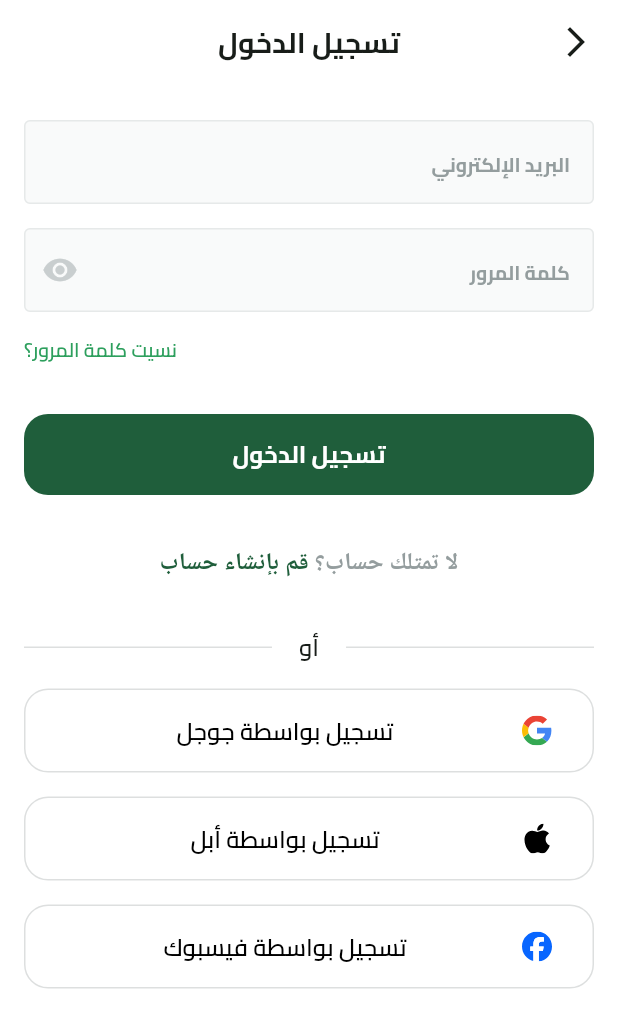
After one commit to ftoome545/fruits_app, a Flutter app: the screen it shows after launch, after a tap on "تخط", on a phone screen of 412 x 824 dp. The commit adds this screen. Shown: the top 1028 px of the screen. Run offline on Flutter 3.47's test engine with Material 3 defaults, Android fonts, the phone set to English and light mode, and no system bars; our stand-ins replace bloc, dartz, dots_indicator, firebase_auth, firebase_core, flutter_bloc and 4 more; accounts and stored records are empty; generated files the repository leaves out were written again.

Commit message:
Implement signin with email and password and create signin cubit

```diff
--- a/lib/core/helper_functions/on_generate_routes.dart
+++ b/lib/core/helper_functions/on_generate_routes.dart
@@ -1,5 +1,5 @@
 import 'package:flutter/material.dart';
-import 'package:fruits_hub/features/auth/peresntation/views/login_view.dart';
+import 'package:fruits_hub/features/auth/peresntation/views/singin_view.dart';
 import 'package:fruits_hub/features/auth/peresntation/views/signup_view.dart';
 import 'package:fruits_hub/features/onBoarding/persentation/view/on_boarding_view.dart';
 import 'package:fruits_hub/features/splash/persentation/view/splash_view.dart';
@@ -12,8 +12,8 @@ Route<dynamic> onGenerateRoute(RouteSettings settings) {
     case OnBoardingView.routeName:
       return MaterialPageRoute(builder: (context) => const OnBoardingView());
 
-    case LoginView.routeName:
-      return MaterialPageRoute(builder: (context) => const LoginView());
+    case SigninView.routeName:
+      return MaterialPageRoute(builder: (context) => const SigninView());
 
     case SignUpView.routeName:
       return MaterialPageRoute(builder: (context) => const SignUpView());
--- a/lib/features/auth/domain/repos/auth_repo.dart
+++ b/lib/features/auth/domain/repos/auth_repo.dart
@@ -8,4 +8,9 @@ abstract class AuthRepo {
     String password,
     String name,
   );
+
+  Future<Either<Failures, UserEntity>> signInWithEmailAndPassword(
+    String email,
+    String password,
+  );
 }
--- /dev/null
+++ b/lib/features/auth/peresntation/cubits/signin_cubits/signin_cubit.dart
@@ -0,0 +1,21 @@
+import 'package:bloc/bloc.dart';
+import 'package:fruits_hub/features/auth/domain/entities/user_entity.dart';
+import 'package:fruits_hub/features/auth/domain/repos/auth_repo.dart';
+import 'package:meta/meta.dart';
+
+part 'signin_state.dart';
+
+class SigninCubit extends Cubit<SigninCubitsState> {
+  SigninCubit(this.authRepo) : super(SigninInitial());
+
+  final AuthRepo authRepo;
+
+  Future<void> signInWithEmailAndPassword(
+      {required String email, required String password}) async {
+    final result = await authRepo.signInWithEmailAndPassword(email, password);
+    result.fold(
+      (failure) => emit(SigninFailure(message: failure.message)),
+      (userEntity) => emit(SigninSuccess(userEntity: userEntity)),
+    );
+  }
+}
--- /dev/null
+++ b/lib/features/auth/peresntation/cubits/signin_cubits/signin_state.dart
@@ -0,0 +1,20 @@
+part of 'signin_cubit.dart';
+
+@immutable
+sealed class SigninCubitsState {}
+
+final class SigninInitial extends SigninCubitsState {}
+
+final class SigninLoading extends SigninCubitsState {}
+
+final class SigninSuccess extends SigninCubitsState {
+  final UserEntity userEntity;
+
+  SigninSuccess({required this.userEntity});
+}
+
+final class SigninFailure extends SigninCubitsState {
+  final String message;
+
+  SigninFailure({required this.message});
+}
--- a/lib/features/auth/peresntation/views/signup_view.dart
+++ b/lib/features/auth/peresntation/views/signup_view.dart
@@ -2,7 +2,7 @@ import 'package:flutter/material.dart';
 import 'package:flutter_bloc/flutter_bloc.dart';
 import 'package:fruits_hub/core/services/get_it_service.dart';
 import 'package:fruits_hub/features/auth/domain/repos/auth_repo.dart';
-import 'package:fruits_hub/features/auth/peresntation/signup_cubits/signup_cubit.dart';
+import 'package:fruits_hub/features/auth/peresntation/cubits/signup_cubits/signup_cubit.dart';
 import '../../../../core/widgets/custom_app_bar.dart';
 import 'widgets/signup_view_body_bloc_consumer.dart';
 
--- /dev/null
+++ b/lib/features/auth/peresntation/views/singin_view.dart
@@ -0,0 +1,22 @@
+import 'package:flutter/material.dart';
+import 'package:flutter_bloc/flutter_bloc.dart';
+import 'package:fruits_hub/features/auth/domain/repos/auth_repo.dart';
+import 'package:fruits_hub/features/auth/peresntation/cubits/signin_cubits/signin_cubit.dart';
+import 'package:fruits_hub/features/auth/peresntation/views/widgets/signin_view_body.dart';
+
+import '../../../../core/services/get_it_service.dart';
+import '../../../../core/widgets/custom_app_bar.dart';
+
+class SigninView extends StatelessWidget {
+  const SigninView({super.key});
+  static const routeName = 'login';
+  @override
+  Widget build(BuildContext context) {
+    return BlocProvider(
+      create: (context) => SigninCubit(getIt.get<AuthRepo>()),
+      child: Scaffold(
+          appBar: buildAppBar(context: context, title: "تسجيل الدخول"),
+          body: const SigninViewBody()),
+    );
+  }
+}
--- /dev/null
+++ b/lib/features/auth/peresntation/views/widgets/signin_view_body.dart
@@ -0,0 +1,92 @@
+import 'package:flutter/material.dart';
+import 'package:fruits_hub/constants.dart';
+import 'package:fruits_hub/core/utils/app_colors.dart';
+import 'package:fruits_hub/core/utils/app_images.dart';
+import 'package:fruits_hub/core/utils/app_text_style.dart';
+import 'package:fruits_hub/core/widgets/custom_button.dart';
+import 'package:fruits_hub/core/widgets/custom_text_form_field.dart';
+import 'package:fruits_hub/features/auth/peresntation/views/widgets/or_divider.dart';
+import 'package:fruits_hub/features/auth/peresntation/views/widgets/social_login_button.dart';
+
+import 'dont_have_an_account_widget.dart';
+
+class SigninViewBody extends StatelessWidget {
+  const SigninViewBody({super.key});
+
+  @override
+  Widget build(BuildContext context) {
+    return SingleChildScrollView(
+      child: Padding(
+        padding: const EdgeInsets.symmetric(horizontal: kHorizintalPadding),
+        child: Column(
+          children: [
+            const SizedBox(
+              height: 24,
+            ),
+            const CustomTextFormField(
+              hintText: "البريد الإلكتروني",
+              textInputType: TextInputType.emailAddress,
+            ),
+            const SizedBox(
+              height: 16,
+            ),
+            const CustomTextFormField(
+                suffixIcon: Icon(
+                  Icons.remove_red_eye,
+                  color: Color(0xFFC9CECF),
+                ),
+                hintText: "كلمة المرور",
+                textInputType: TextInputType.visiblePassword),
+            const SizedBox(
+              height: 16,
+            ),
+            Row(
+              mainAxisAlignment: MainAxisAlignment.end,
+              children: [
+                Text(
+                  "نسيت كلمة المرور؟",
+                  style: TextStyles.semiBold13.copyWith(
+                    color: AppColors.lightPrimaryColor,
+                  ),
+                ),
+              ],
+            ),
+            const SizedBox(
+              height: 33,
+            ),
+            CustomButton(onPressed: () {}, text: "تسجيل الدخول"),
+            const SizedBox(
+              height: 33,
+            ),
+            const DontHaveAnAccountWidget(),
+            const SizedBox(
+              height: 33,
+            ),
+            const OrDivider(),
+            const SizedBox(
+              height: 16,
+            ),
+            SocialLoginButton(
+                image: Assets.imagesGoogleIcon,
+                label: "تسجيل بواسطة جوجل",
+                onPressed: () {}),
+            const SizedBox(
+              height: 16,
+            ),
+            SocialLoginButton(
+                image: Assets.imagesAppleIcon,
+                label: "تسجيل بواسطة أبل",
+                onPressed: () {}),
+            const SizedBox(
+              height: 16,
+            ),
+            SocialLoginButton(
+                image: Assets.imagesFacebookIcon,
+                label: "تسجيل بواسطة فيسبوك",
+                onPressed: () {}),
+          ],
+        ),
+      ),
+    );
+  }
+}
--- a/lib/features/auth/peresntation/views/widgets/signup_view_body.dart
+++ b/lib/features/auth/peresntation/views/widgets/signup_view_body.dart
@@ -4,7 +4,7 @@ import 'package:fruits_hub/constants.dart';
 import 'package:fruits_hub/core/helper_functions/build_error_bar.dart';
 import 'package:fruits_hub/core/widgets/custom_button.dart';
 import 'package:fruits_hub/core/widgets/custom_text_form_field.dart';
-import 'package:fruits_hub/features/auth/peresntation/signup_cubits/signup_cubit.dart';
+import 'package:fruits_hub/features/auth/peresntation/cubits/signup_cubits/signup_cubit.dart';
 import 'package:fruits_hub/features/auth/peresntation/views/widgets/have_an_account_widget.dart';
 import 'package:fruits_hub/features/auth/peresntation/views/widgets/terms_and_conditions.dart';
 
--- a/lib/features/auth/peresntation/views/widgets/signup_view_body_bloc_consumer.dart
+++ b/lib/features/auth/peresntation/views/widgets/signup_view_body_bloc_consumer.dart
@@ -1,6 +1,6 @@
 import 'package:flutter/material.dart';
 import 'package:flutter_bloc/flutter_bloc.dart';
-import 'package:fruits_hub/features/auth/peresntation/signup_cubits/signup_cubit.dart';
+import 'package:fruits_hub/features/auth/peresntation/cubits/signup_cubits/signup_cubit.dart';
 import 'package:fruits_hub/features/auth/peresntation/views/widgets/signup_view_body.dart';
 import 'package:modal_progress_hud_nsn/modal_progress_hud_nsn.dart';
 
--- a/lib/features/onBoarding/persentation/view/widgets/on_boarding_view_body.dart
+++ b/lib/features/onBoarding/persentation/view/widgets/on_boarding_view_body.dart
@@ -4,7 +4,7 @@ import 'package:fruits_hub/constants.dart';
 import 'package:fruits_hub/core/services/shared_preferences_singleton.dart';
 import 'package:fruits_hub/core/utils/app_colors.dart';
 import 'package:fruits_hub/core/widgets/custom_button.dart';
-import 'package:fruits_hub/features/auth/peresntation/views/login_view.dart';
+import 'package:fruits_hub/features/auth/peresntation/views/singin_view.dart';
 import 'package:fruits_hub/features/onBoarding/persentation/view/widgets/on_boarding_page_view.dart';
 
 class OnBoardingViewBody extends StatefulWidget {
@@ -58,7 +58,7 @@ class _OnBoardingViewBodyState extends State<OnBoardingViewBody> {
                 onPressed: () {
                   Prefs.setBool(kIsOnBoardingViewScreen, true);
                   Navigator.of(context)
-                      .pushReplacementNamed(LoginView.routeName);
+                      .pushReplacementNamed(SigninView.routeName);
                 },
                 text: "ابدأ الان"),
           ),
--- a/lib/features/onBoarding/persentation/view/widgets/page_view_item.dart
+++ b/lib/features/onBoarding/persentation/view/widgets/page_view_item.dart
@@ -3,7 +3,7 @@ import 'package:flutter_svg/flutter_svg.dart';
 import 'package:fruits_hub/constants.dart';
 import 'package:fruits_hub/core/services/shared_preferences_singleton.dart';
 import 'package:fruits_hub/core/utils/app_text_style.dart';
-import 'package:fruits_hub/features/auth/peresntation/views/login_view.dart';
+import 'package:fruits_hub/features/auth/peresntation/views/singin_view.dart';
 
 class PageViewItem extends StatelessWidget {
   const PageViewItem(
@@ -41,7 +41,7 @@ class PageViewItem extends StatelessWidget {
                   onTap: () {
                     Prefs.setBool(kIsOnBoardingViewScreen, true);
                     Navigator.of(context)
-                        .pushReplacementNamed(LoginView.routeName);
+                        .pushReplacementNamed(SigninView.routeName);
                   },
                   child: Padding(
                     padding: const EdgeInsets.all(16),
--- a/lib/features/splash/persentation/view/widgets/splash_view_body.dart
+++ b/lib/features/splash/persentation/view/widgets/splash_view_body.dart
@@ -3,7 +3,7 @@ import 'package:flutter_svg/flutter_svg.dart';
 import 'package:fruits_hub/constants.dart';
 import 'package:fruits_hub/core/services/shared_preferences_singleton.dart';
 import 'package:fruits_hub/core/utils/app_images.dart';
-import 'package:fruits_hub/features/auth/peresntation/views/login_view.dart';
+import 'package:fruits_hub/features/auth/peresntation/views/singin_view.dart';
 import 'package:fruits_hub/features/onBoarding/persentation/view/on_boarding_view.dart';
 
 class SplashViewBody extends StatefulWidget {
@@ -45,7 +45,7 @@ class _SplashViewBodyState extends State<SplashViewBody> {
     bool isOnBoardingViewScreen = Prefs.getBool(kIsOnBoardingViewScreen);
     Future.delayed(const Duration(seconds: 3), () {
       if (isOnBoardingViewScreen) {
-        Navigator.pushReplacementNamed(context, LoginView.routeName);
+        Navigator.pushReplacementNamed(context, SigninView.routeName);
       } else {
         Navigator.pushReplacementNamed(context, OnBoardingView.routeName);
       }
```
Also changed, not shown: lib/core/services/firebase_auth_service.dart (+29 -0 lines), lib/features/auth/data/repos/auth_repo_impl.dart (+16 -1 lines), lib/features/auth/peresntation/views/login_view.dart (deleted, +0 -11 lines), lib/features/auth/peresntation/views/widgets/login_view_body.dart (deleted, +0 -96 lines), lib/features/auth/peresntation/cubits/signup_cubits/signup_cubit.dart (renamed from lib/features/auth/peresntation/signup_cubits/signup_cubit.dart), lib/features/auth/peresntation/cubits/signup_cubits/signup_state.dart (renamed from lib/features/auth/peresntation/signup_cubits/signup_state.dart).
